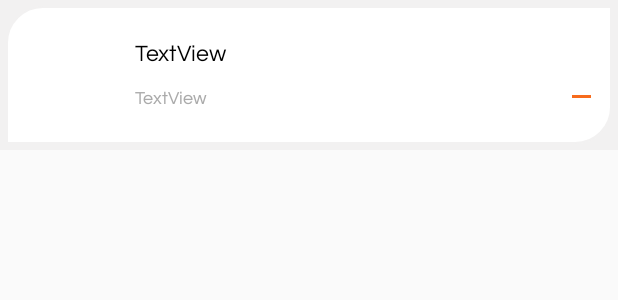
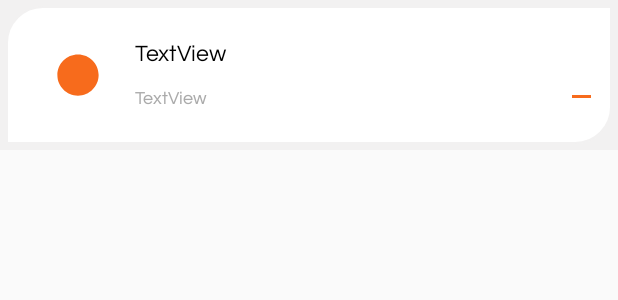
Before and after one commit to bogdanmunteanu/everchange, an Android app: the layout currency_item.xml on its own in the app's theme, with its tools: preview values and no code run, on a phone screen of 412 x 824 dp. Shown: the top 300 px of the screen. Run offline under Robolectric (Android 15) with nearby library versions, the phone set to English and light mode, and no system bars.

Commit message:
Small UI fixes Added flag mask

```diff
--- a/app/src/main/java/ro/bogdanmunteanu/currencyconverter/data/repository/RevolutServiceRepository.kt
+++ b/app/src/main/java/ro/bogdanmunteanu/currencyconverter/data/repository/RevolutServiceRepository.kt
@@ -16,9 +16,7 @@ import javax.inject.Inject
 class RevolutServiceRepository @Inject constructor(private val apiService: RevolutApiService) {
 
     fun getCurrenciesFromEndpoint(
-        baseCurrency: String,
-        input: String = BigDecimal.ONE.toString()
-    ): Single<CurrencyResponse> {
+        baseCurrency: String): Single<CurrencyResponse> {
         return apiService.getCurrencies(baseCurrency).subscribeOn(Schedulers.io())
             .observeOn(AndroidSchedulers.mainThread())
 
--- a/app/src/main/java/ro/bogdanmunteanu/currencyconverter/ui/adapters/CurrenciesAdapter.kt
+++ b/app/src/main/java/ro/bogdanmunteanu/currencyconverter/ui/adapters/CurrenciesAdapter.kt
@@ -8,6 +8,7 @@ import ro.bogdanmunteanu.currencyconverter.data.model.bindings.BaseCurrencyModel
 import ro.bogdanmunteanu.currencyconverter.data.model.bindings.CurrencyAbstractModel
 import ro.bogdanmunteanu.currencyconverter.data.model.bindings.CurrencyModel
 import ro.bogdanmunteanu.currencyconverter.ui.holders.AbstractCurrencyViewHolder
+import java.math.RoundingMode
 import java.util.*
 import kotlin.collections.ArrayList
 
@@ -58,7 +59,9 @@ class CurrenciesAdapter(
                 BaseCurrency(
                     oldCurrencyItem.currency.isoCode,
                     oldCurrencyItem.currency.name,
-                    oldCurrencyItem.currency.rate,
+                    oldCurrencyItem.currency.rate.setScale(
+                    3,
+                    RoundingMode.HALF_EVEN),
                     oldCurrencyItem.currency.flagUrl,
                     oldCurrencyItem.currency.priority
                 )
--- a/app/src/main/java/ro/bogdanmunteanu/currencyconverter/viewmodel/CurrenciesViewModel.kt
+++ b/app/src/main/java/ro/bogdanmunteanu/currencyconverter/viewmodel/CurrenciesViewModel.kt
@@ -46,7 +46,7 @@ class CurrenciesViewModel @Inject constructor(private val service: RevolutServic
         disposables.clear() //need to clear the disposables because we need to make API call with new parameter
         mFetchState.value = State.IN_PROGRESS
         disposables.add(
-            service.getCurrenciesFromEndpoint(baseCurrency, input)
+            service.getCurrenciesFromEndpoint(baseCurrency)
                 .subscribeOn(Schedulers.io())
                 .observeOn(AndroidSchedulers.mainThread())
                 .delay(1, TimeUnit.SECONDS)
--- /dev/null
+++ b/app/src/main/res/drawable/ic_flag_mask.xml
@@ -0,0 +1,12 @@
+<vector xmlns:android="http://schemas.android.com/apk/res/android"
+    android:width="64dp"
+    android:height="64dp"
+    android:viewportWidth="64"
+    android:viewportHeight="64">
+  <path
+      android:pathData="M64,0L64,64L0,64L0,0L64,0ZM32,12C20.9543,12 12,20.9543 12,32C12,43.0457 20.9543,52 32,52C43.0457,52 52,43.0457 52,32C52,20.9543 43.0457,12 32,12Z"
+      android:strokeWidth="1"
+      android:fillColor="#FFFFFF"
+      android:fillType="nonZero"
+      android:strokeColor="#00000000"/>
+</vector>
--- a/app/src/main/res/layout/currency_item.xml
+++ b/app/src/main/res/layout/currency_item.xml
@@ -26,7 +26,19 @@
                 android:layout_marginStart="16dp"
                 app:layout_constraintBottom_toBottomOf="parent"
                 app:layout_constraintStart_toStartOf="parent"
-                app:layout_constraintTop_toTopOf="parent" />
+                app:layout_constraintTop_toTopOf="parent"
+                android:background="@color/orange"/>
+
+        <ImageView
+                android:id="@+id/currencyMask"
+                android:layout_width="44dp"
+                android:layout_height="44dp"
+                android:layout_marginStart="16dp"
+                app:layout_constraintBottom_toBottomOf="parent"
+                app:layout_constraintStart_toStartOf="parent"
+                app:layout_constraintTop_toTopOf="parent"
+                app:srcCompat="@drawable/ic_flag_mask"/>
+
 
         <TextView
                 android:id="@+id/currencyTitle"
```
Also changed, not shown: app/build.gradle (+13 -9 lines), app/src/main/java/ro/bogdanmunteanu/currencyconverter/ui/holders/BaseCurrencyViewHolder.kt (+1 -8 lines), app/src/main/res/layout/base_currency_item.xml (+13 -3 lines).
